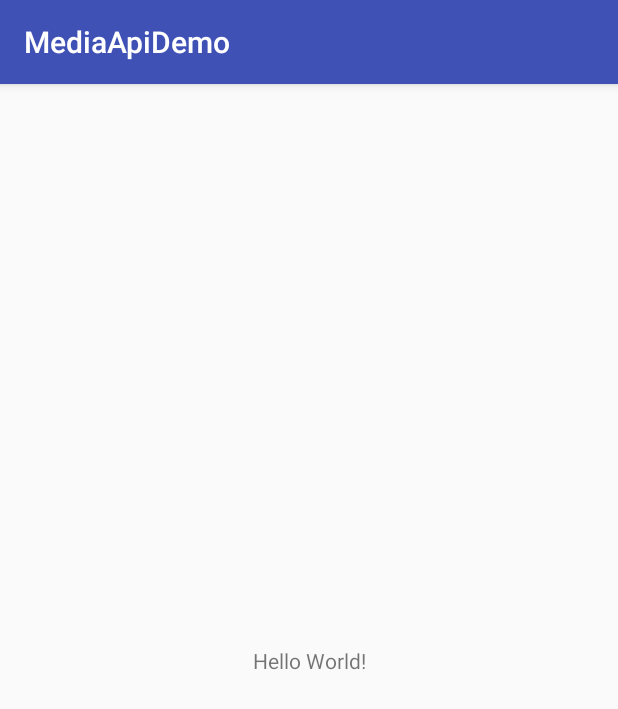
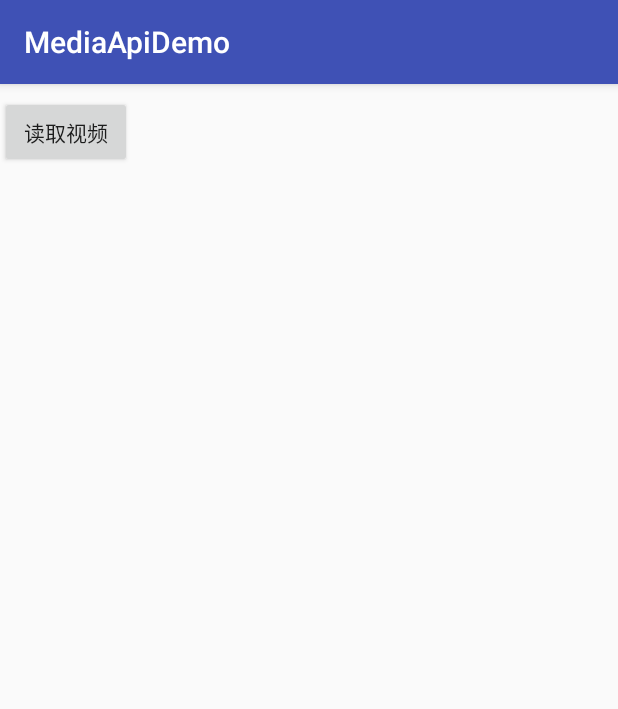
Before and after one commit to siwangqishiq/AndroidMediaTask, an Android app: the screen it shows after launch (MainActivity), on a phone screen of 412 x 824 dp. Shown: the top 709 px of the screen. Run offline under Robolectric (Android 15) with nearby library versions, the phone set to English and light mode, and no system bars.

Commit message:
MediaExtrator MediaMutex api demo

```diff
--- a/MediaApiDemo/app/src/main/res/layout/activity_main.xml
+++ b/MediaApiDemo/app/src/main/res/layout/activity_main.xml
@@ -6,13 +6,13 @@
     android:layout_height="match_parent"
     tools:context="com.xinlan.mediaapidemo.MainActivity">
 
-    <TextView
+    <Button
+        android:id="@+id/extrator"
         android:layout_width="wrap_content"
         android:layout_height="wrap_content"
-        android:text="Hello World!"
-        app:layout_constraintBottom_toBottomOf="parent"
+        android:text="读取视频"
         app:layout_constraintLeft_toLeftOf="parent"
-        app:layout_constraintRight_toRightOf="parent"
-        app:layout_constraintTop_toTopOf="parent" />
+        app:layout_constraintTop_toTopOf="parent"
+        android:layout_marginTop="8dp" />
 
 </android.support.constraint.ConstraintLayout>
```
Also changed, not shown: MediaApiDemo/app/src/main/java/com/xinlan/mediaapidemo/MainActivity.java (+110 -5 lines).
